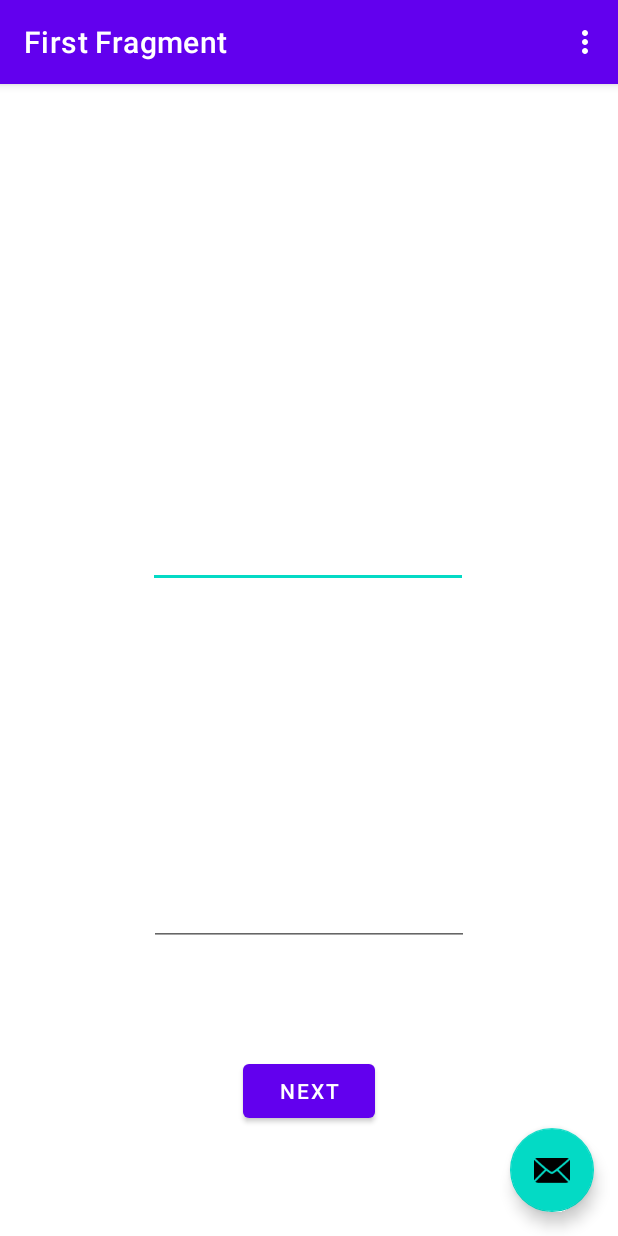
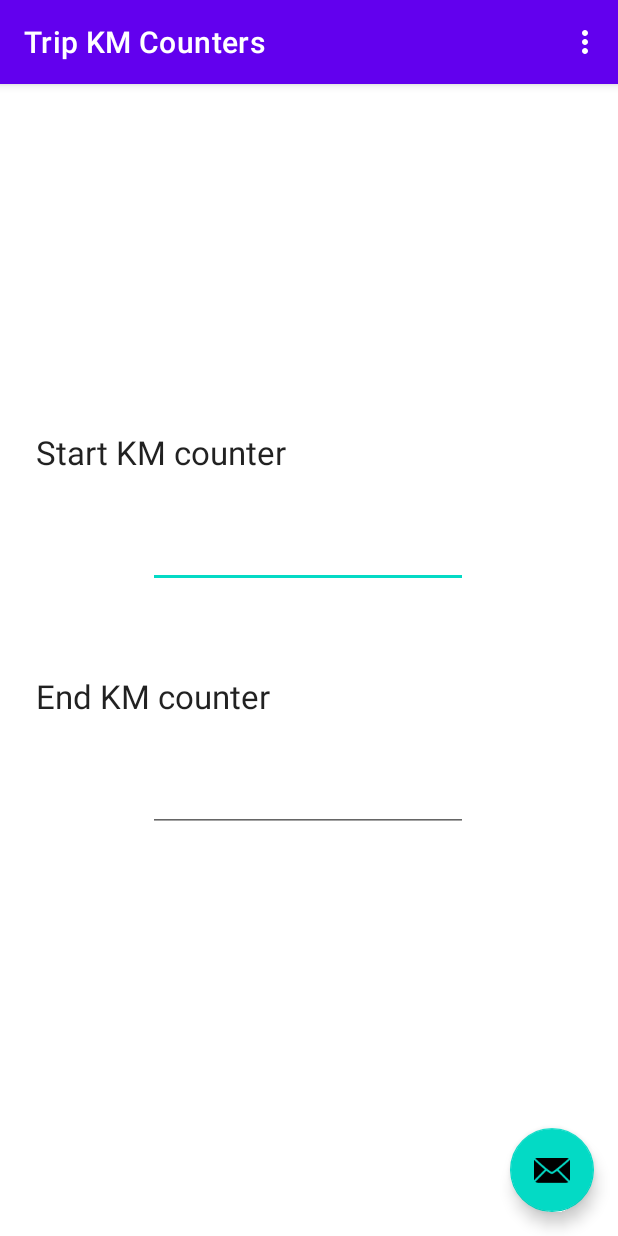
Before and after one commit to gion86/CarTrip, an Android app: the screen it shows after launch (MainActivity), on a phone screen of 412 x 824 dp. Run offline under Robolectric (Android 15) with nearby library versions, the phone set to English and light mode, and no system bars; our stand-ins replace navigation-ui.

Commit message:
Reviewed fragment_first.xml layout and strings.xml

```diff
--- a/app/src/main/res/layout/fragment_first.xml
+++ b/app/src/main/res/layout/fragment_first.xml
@@ -6,6 +6,18 @@
     android:layout_height="match_parent"
     tools:context=".FirstFragment">
 
+    <TextView
+        android:id="@+id/startKMText"
+        android:layout_width="wrap_content"
+        android:layout_height="wrap_content"
+        android:layout_marginStart="24dp"
+        android:layout_marginBottom="28dp"
+        android:ems="10"
+        android:text="@string/text_view_km_end"
+        android:textAppearance="@style/TextAppearance.AppCompat.Large"
+        app:layout_constraintBottom_toTopOf="@+id/endKMCount"
+        app:layout_constraintStart_toStartOf="parent" />
+
     <EditText
         android:id="@+id/startKMCount"
         android:layout_width="wrap_content"
@@ -13,9 +25,24 @@
         android:layout_marginBottom="432dp"
         android:ems="10"
         android:inputType="number"
+        android:minHeight="48dp"
         app:layout_constraintBottom_toBottomOf="parent"
         app:layout_constraintEnd_toEndOf="parent"
         app:layout_constraintHorizontal_bias="0.497"
+        app:layout_constraintStart_toStartOf="parent"
+        tools:ignore="SpeakableTextPresentCheck"
+        android:autofillHints="" />
+
+    <TextView
+        android:id="@+id/endKMText"
+        android:layout_width="wrap_content"
+        android:layout_height="wrap_content"
+        android:layout_marginStart="24dp"
+        android:layout_marginBottom="28dp"
+        android:ems="10"
+        android:text="@string/text_view_km_start"
+        android:textAppearance="@style/TextAppearance.AppCompat.Large"
+        app:layout_constraintBottom_toTopOf="@+id/startKMCount"
         app:layout_constraintStart_toStartOf="parent" />
 
     <EditText
@@ -24,12 +51,18 @@
         android:layout_height="wrap_content"
         android:ems="10"
         android:inputType="number"
+        android:minHeight="48dp"
         app:layout_constraintBottom_toBottomOf="parent"
         app:layout_constraintEnd_toEndOf="parent"
+        app:layout_constraintHorizontal_bias="0.497"
         app:layout_constraintStart_toStartOf="parent"
-        app:layout_constraintTop_toBottomOf="@id/startKMCount" />
+        app:layout_constraintTop_toBottomOf="@id/startKMCount"
+        app:layout_constraintVertical_bias="0.299"
+        tools:ignore="SpeakableTextPresentCheck"
+        android:autofillHints="" />
 
-    <Button
+
+    <!-- <Button
          android:id="@+id/button_first"
          android:layout_width="wrap_content"
          android:layout_height="wrap_content"
@@ -37,6 +70,6 @@
          app:layout_constraintBottom_toBottomOf="parent"
          app:layout_constraintEnd_toEndOf="parent"
          app:layout_constraintStart_toStartOf="parent"
-        app:layout_constraintTop_toBottomOf="@id/endKMCount" />
+         app:layout_constraintTop_toBottomOf="@id/endKMCount" />-->
 
 </androidx.constraintlayout.widget.ConstraintLayout>
--- a/app/src/main/res/values/strings.xml
+++ b/app/src/main/res/values/strings.xml
@@ -2,11 +2,19 @@
     <string name="app_name">CarTrip</string>
     <string name="action_settings">Settings</string>
     <!-- Strings used for fragments for navigation -->
-    <string name="first_fragment_label">First Fragment</string>
+    <string name="first_fragment_label">Trip KM Counters</string>
     <string name="second_fragment_label">Second Fragment</string>
     <string name="next">Next</string>
     <string name="previous">Previous</string>
 
     <string name="hello_first_fragment">Hello first fragment</string>
     <string name="hello_second_fragment">Hello second fragment. Arg: %1$s</string>
+
+    <string name="mail_subject_km">Trip KM counters</string>
+    <string name="mail_body_km_start">Start KM counter: %1$d</string>
+    <string name="mail_body_km_end">End KM counter: %1$d</string>
+    <string name="mail_body_km_diff">KM counter diff: %1$d</string>
+
+    <string name="text_view_km_start">Start KM counter</string>
+    <string name="text_view_km_end">End KM counter</string>
 </resources>
```
Lines whose indentation alone changed are shown as unchanged.
